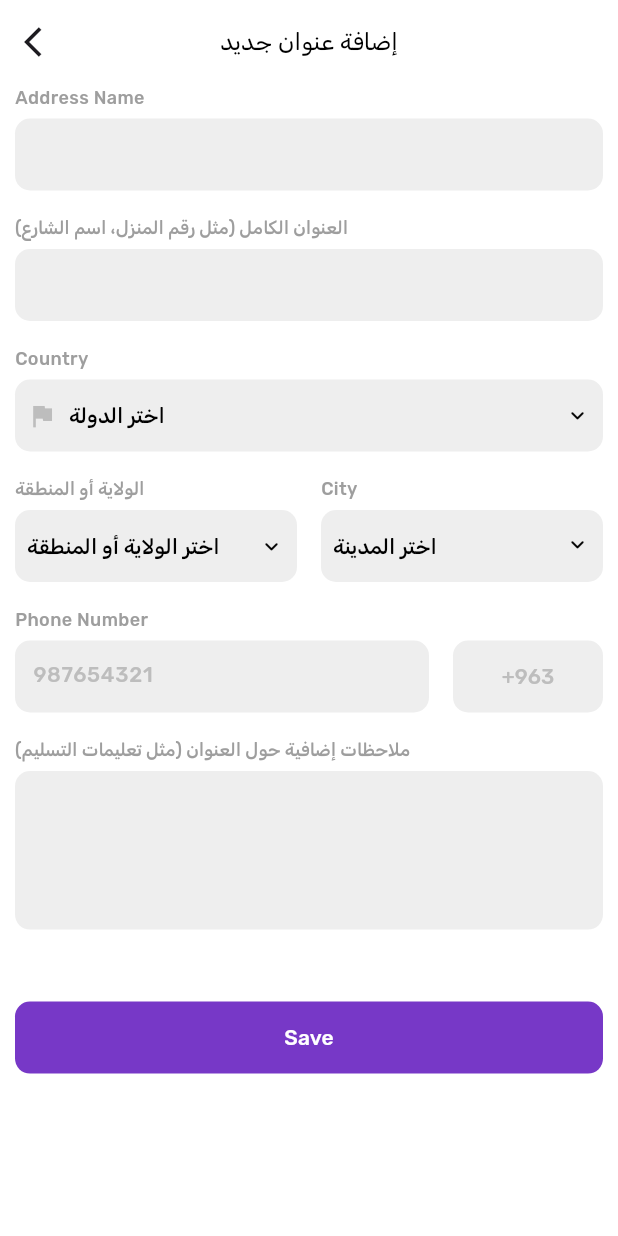
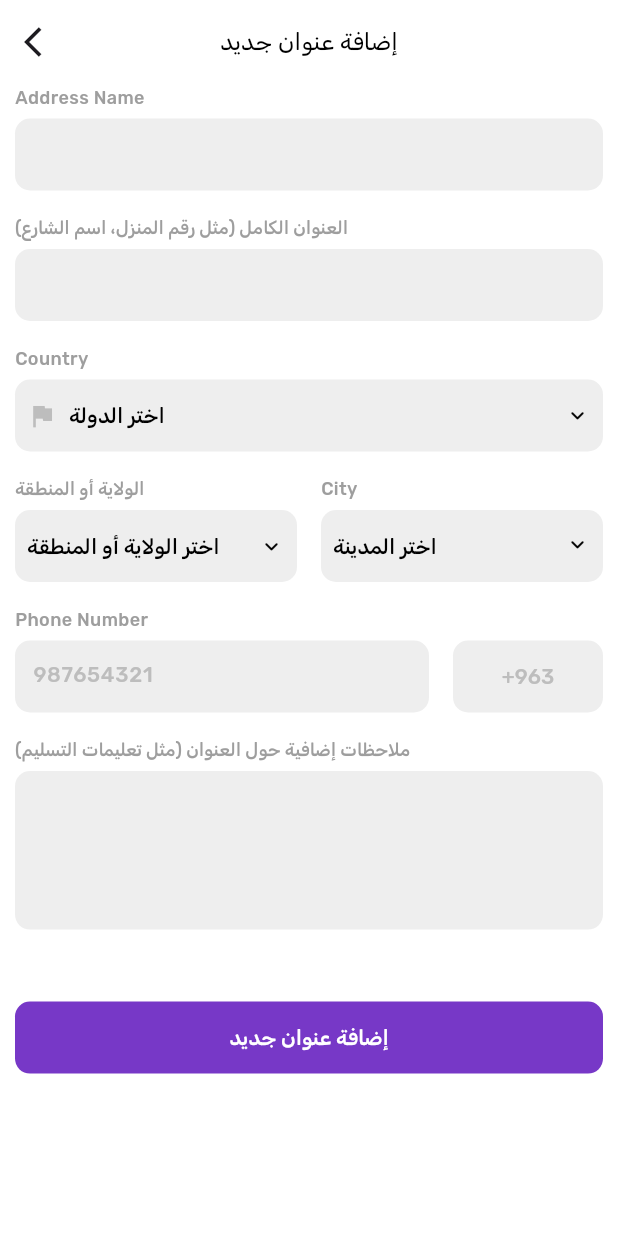
Before and after one commit to Muhammed-Hayr-Ali/Marketna_e-commerce, a Flutter app: the AddAddressScreen screen opened directly, on a phone screen of 412 x 824 dp. Run offline on Flutter 3.47's test engine with Material 3 defaults, Android fonts, the phone set to English and light mode, and no system bars; our stand-ins replace cached_network_image, flutter_holo_date_picker, flutter_svg, fluttertoast, geolocator, get and 7 more; missing offline and left inert: flutter_pin_code_fields; accounts and stored records are empty; statements that could not run were skipped.

Commit message:
Initial commit

```diff
--- a/lib/localization/language/arabic.dart
+++ b/lib/localization/language/arabic.dart
@@ -137,6 +137,7 @@ class Arabic {
     'data_sending_error':
         'حدث خطأ أثناء إرسال البيانات. يرجى المحاولة مرة أخرى.',
     'address_added_successfully': 'تمت إضافة العنوان بنجاح.',
+    'address_updated_successfully': 'تم تحديث العنوان بنجاح.',
     'user_id_is_null':
         'تعذر الحصول على معلومات المستخدم. يرجى إعادة تسجيل الدخول.',
     'Unable_Location_services':
--- a/lib/screens/addresses/adaaress_add/add_address_screen.dart
+++ b/lib/screens/addresses/adaaress_add/add_address_screen.dart
@@ -138,8 +138,14 @@ class AddAddressScreen extends StatelessWidget {
                   width: double.infinity,
                   buttonColor: AppColors.primaryColor,
                   progressColor: AppColors.white,
-                  onPressed: _.addAddress,
-                  child: CustomText(color: AppColors.white, AppConstants.SAVE),
+                  onPressed:
+
+                   _.addAddress,
+                  child: CustomText(
+                    address != null
+                        ? AppConstants.UPDATE
+                        : AppConstants.ADD_NEW_ADDRESS,
+            color: AppColors.white, ),
                 ),
               ),
             ],
--- a/lib/screens/addresses/adaaress_add/controller/controller.dart
+++ b/lib/screens/addresses/adaaress_add/controller/controller.dart
@@ -176,7 +176,7 @@ class AddAddressController extends GetxController {
             .eq('id', addressId!)
             .whenComplete(() {
               CustomNotification.showSnackbar(
-                message: AppConstants.ADDRESS_ADDED_SUCCESSFULLY,
+                message: AppConstants.ADDRESS_UPDATED_SUCCESSFULLY,
               );
               _.loadAddresses();
             });
--- a/lib/utils/constants.dart
+++ b/lib/utils/constants.dart
@@ -83,6 +83,7 @@ abstract class AppConstants {
   static const String LOCATION_PERMISSIONS_DENIED_REQUEST_PERMISSIONS =
       'Location_permissions_denied_request_permissions';
   static const String ADDRESS_ADDED_SUCCESSFULLY = 'address_added_successfully';
+  static const String ADDRESS_UPDATED_SUCCESSFULLY = 'address_updated_successfully';
 
   static const String DATA_SENDING_ERROR = 'data_sending_error';
   static const String DATA_LOADING_ERROR = 'data_loading_error';
```
